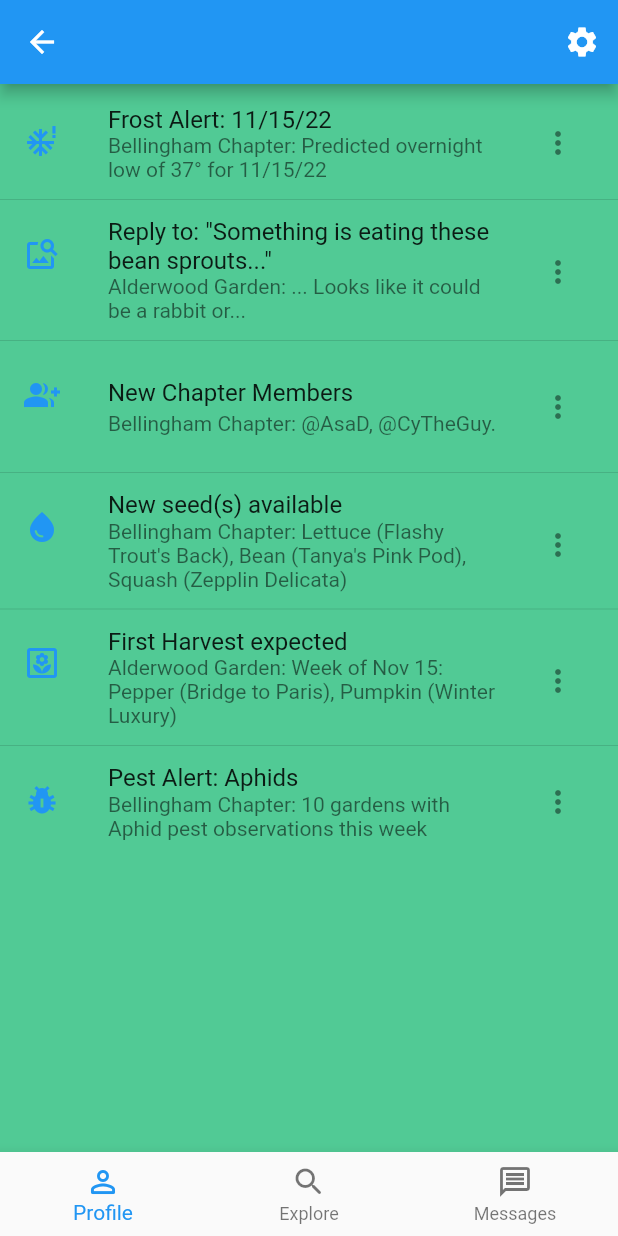
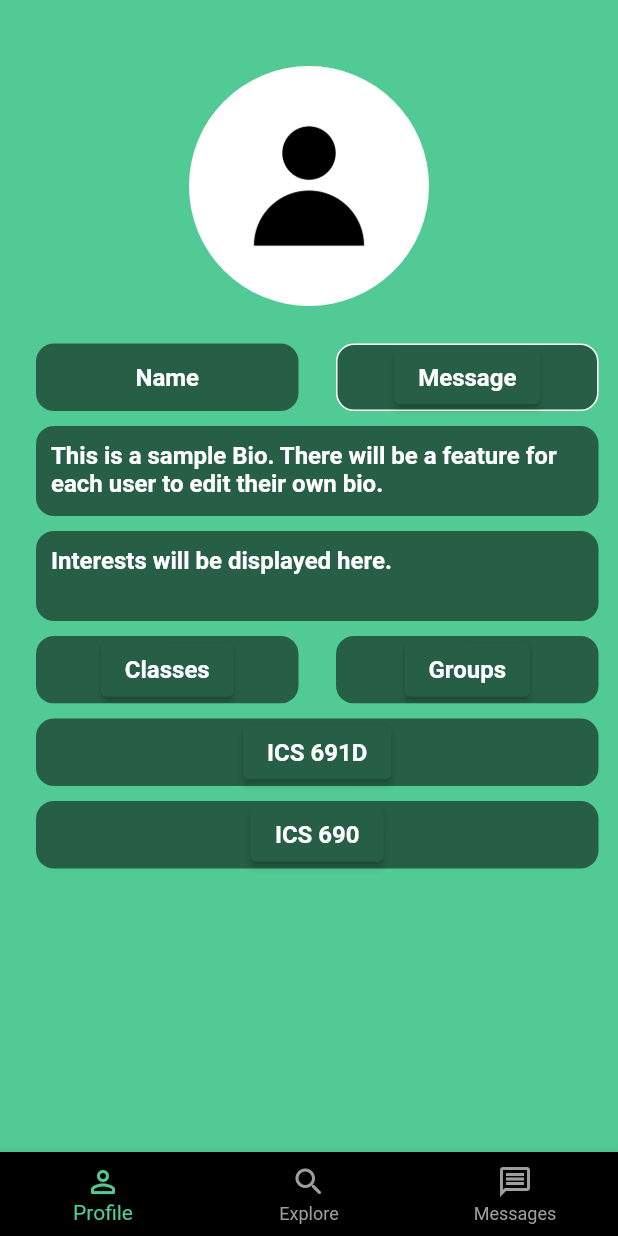
Before and after one commit to UHM-Social-Software/app, a Flutter app: the HomeView screen opened by its route, on a phone screen of 412 x 824 dp. Run offline on Flutter 3.47's test engine with Material 2 defaults, Android fonts, the phone set to English and light mode, and no system bars; our stand-ins replace flutter_markdown.

Commit message:
Mockup:  user profile and class pages

```diff
--- a/lib/pages/home/bodies/news_body_item_actions.dart
+++ /dev/null
@@ -1,32 +0,0 @@
-import 'package:flutter/material.dart';
-
-class NewsBodyItemActions extends StatelessWidget {
-  const NewsBodyItemActions({Key? key}) : super(key: key);
-
-  @override
-  Widget build(BuildContext context) {
-    return PopupMenuButton(
-        icon: const Icon(Icons.more_vert),
-        itemBuilder: (context) {
-          return [
-            const PopupMenuItem<int>(
-              value: 0,
-              child: Text("See details"),
-            ),
-            const PopupMenuItem<int>(
-              value: 1,
-              child: Text("Remove from news"),
-            ),
-          ];
-        },
-        onSelected: (value) {
-          if (value == 0) {
-            // print("My account menu is selected.");
-          } else if (value == 1) {
-            // print("Settings menu is selected.");
-          } else if (value == 2) {
-            // print("Logout menu is selected.");
-          }
-        });
-  }
-}
--- a/lib/pages/home/bodies/news_body_view.dart
+++ /dev/null
@@ -1,78 +0,0 @@
-import 'package:flutter/material.dart';
-
-import '../../../../pages/home/bodies/news_body_item_actions.dart';
-import '../../../../pages/sample_feature/sample_item.dart';
-
-/// Displays a list of Gardens.
-class NewsBodyView extends StatelessWidget {
-  const NewsBodyView({
-    super.key,
-    this.items = const [SampleItem(1), SampleItem(2), SampleItem(3)],
-  });
-
-  final List<SampleItem> items;
-  final String title = 'Home';
-
-  @override
-  Widget build(BuildContext context) {
-    return Padding(
-      padding: const EdgeInsets.only(top: 10.0),
-      child: ListView(children: [
-        ListTile(
-          leading:
-              Icon(Icons.severe_cold, color: Theme.of(context).primaryColor),
-          title: const Text('Frost Alert: 11/15/22'),
-          subtitle: const Text(
-              'Bellingham Chapter: Predicted overnight low of 37\u00B0 for 11/15/22'),
-          trailing: const NewsBodyItemActions(),
-        ),
-        const Divider(),
-        ListTile(
-          leading: Icon(
-            Icons.image_search,
-            color: Theme.of(context).primaryColor,
-          ),
-          title: const Text(
-              'Reply to: "Something is eating these bean sprouts..."'),
-          subtitle: const Text(
-              'Alderwood Garden: ... Looks like it could be a rabbit or...'),
-          trailing: const NewsBodyItemActions(),
-        ),
-        const Divider(),
-        ListTile(
-          leading: Icon(Icons.group_add, color: Theme.of(context).primaryColor),
-          title: const Text('New Chapter Members'),
-          subtitle: const Text('Bellingham Chapter: @AsaD, @CyTheGuy.'),
-          trailing: const NewsBodyItemActions(),
-        ),
-        const Divider(),
-        ListTile(
-          leading:
-              Icon(Icons.water_drop, color: Theme.of(context).primaryColor),
-          title: const Text('New seed(s) available'),
-          subtitle: const Text(
-              "Bellingham Chapter: Lettuce (Flashy Trout's Back), Bean (Tanya's Pink Pod), Squash (Zepplin Delicata)"),
-          trailing: const NewsBodyItemActions(),
-        ),
-        const Divider(),
-        ListTile(
-          leading:
-              Icon(Icons.yard_outlined, color: Theme.of(context).primaryColor),
-          title: const Text('First Harvest expected'),
-          subtitle: const Text(
-              'Alderwood Garden: Week of Nov 15: Pepper (Bridge to Paris), Pumpkin (Winter Luxury)'),
-          trailing: const NewsBodyItemActions(),
-        ),
-        const Divider(),
-        ListTile(
-          leading:
-              Icon(Icons.pest_control, color: Theme.of(context).primaryColor),
-          title: const Text('Pest Alert: Aphids'),
-          subtitle: const Text(
-              'Bellingham Chapter: 10 gardens with Aphid pest observations this week'),
-          trailing: const NewsBodyItemActions(),
-        ),
-      ]),
-    );
-  }
-}
--- a/lib/pages/home/home_view.dart
+++ b/lib/pages/home/home_view.dart
@@ -1,9 +1,8 @@
 import 'package:flutter/material.dart';
 
-import '../../components/drawer_view.dart';
-import '../../pages/home/bodies/news_body_view.dart';
-import '../settings/settings_view.dart';
-import 'bodies/gardens_body_view.dart';
+import 'views/explore_view.dart';
+import 'views/messages_view.dart';
+import 'views/profileView/profile_view.dart';
 
 /// Top-level Layout for all of the "Home" related
 class HomeView extends StatefulWidget {
@@ -18,7 +17,7 @@ class HomeView extends StatefulWidget {
   final Map pages = {
     0: {
       'title': const Text('Profile'),
-      'body': const NewsBodyView(),
+      'body': ProfileView(),
       'navItem': const BottomNavigationBarItem(
         label: 'Profile',
         icon: Icon(Icons.person_outline_rounded),
@@ -26,7 +25,7 @@ class HomeView extends StatefulWidget {
     },
     1: {
       'title': const Text('Explore'),
-      'body': const GardensBodyView(),
+      'body': const ExploreView(),
       'navItem': const BottomNavigationBarItem(
         label: 'Explore',
         icon: Icon(Icons.search_rounded),
@@ -34,7 +33,7 @@ class HomeView extends StatefulWidget {
     },
     2: {
       'title': const Text('Messages'),
-      'body': const GardensBodyView(),
+      'body': const MessagesView(),
       'navItem': const BottomNavigationBarItem(
         label: 'Messages',
         icon: Icon(Icons.message_outlined),
@@ -60,20 +59,15 @@ class _HomeViewState extends State<HomeView> {
   @override
   Widget build(BuildContext context) {
     return Scaffold(
-      appBar: AppBar(
-        title: const Text(''),
-        actions: [
-          IconButton(
-            icon: const Icon(Icons.settings),
-            onPressed: () {
-              Navigator.restorablePushNamed(context, SettingsView.routeName);
-            },
-          ),
-        ],
+      body: SafeArea(
+        minimum: EdgeInsets.all(12.0),
+        child: widget.pages[_selectedIndex]['body'],
       ),
-      body: widget.pages[_selectedIndex]['body'],
       bottomNavigationBar: BottomNavigationBar(
         type: BottomNavigationBarType.fixed, // needed when more than 3 items
+        backgroundColor: Colors.black, // <-- This works for fixed
+        selectedItemColor: Color.fromRGBO(81, 202, 149, 1.0),
+        unselectedItemColor: Colors.grey,
         items: [
           widget.pages[0]['navItem'],
           widget.pages[1]['navItem'],
--- /dev/null
+++ b/lib/pages/home/views/profileView/components/classes_view.dart
@@ -0,0 +1,70 @@
+import 'package:flutter/material.dart';
+
+import '../../../../../pages/sample_feature/sample_item.dart';
+import '../pages/class/class_page.dart';
+
+/// Displays a list of Gardens.
+class ClassesView extends StatelessWidget {
+  const ClassesView({
+    super.key,
+    this.items = const [SampleItem(1), SampleItem(2), SampleItem(3)],
+  });
+
+  static const routeName = '/messages';
+  final List<SampleItem> items;
+  final String title = 'messages';
+
+  @override
+  Widget build(BuildContext context) {
+    return Scaffold(
+      body: Row(
+        mainAxisAlignment: MainAxisAlignment.center,
+        children: [
+          Column(
+            children: [
+              SizedBox(height: 10.0),
+              Container(
+                alignment: Alignment.center,
+                height: 45,
+                width: 375,
+                decoration: BoxDecoration(
+                  color: Color.fromRGBO(38, 95, 70, 1.0),
+                  borderRadius: BorderRadius.all(Radius.circular(12)),
+                ),
+                child: ElevatedButton(
+                  onPressed: () {
+                    Navigator.push(
+                      context,
+                      MaterialPageRoute(builder: (context) => const ClassPage()),
+                    );
+                  },
+                  child: Text('ICS 691D',
+                      style: TextStyle(
+                          fontWeight: FontWeight.bold, fontSize: 16)),
+                ),
+              ),
+              SizedBox(height: 10.0),
+              Container(
+                alignment: Alignment.center,
+                height: 45,
+                width: 375,
+                decoration: BoxDecoration(
+                  color: Color.fromRGBO(38, 95, 70, 1.0),
+                  borderRadius: BorderRadius.all(Radius.circular(12)),
+                ),
+                child: ElevatedButton(
+                  onPressed: () {
+                    // open messages
+                  },
+                  child: Text('ICS 690',
+                      style: TextStyle(
+                          fontWeight: FontWeight.bold, fontSize: 16)),
+                ),
+              )
+            ],
+          ),
+        ],
+      ),
+    );
+  }
+}
--- /dev/null
+++ b/lib/pages/home/views/profileView/profile_view.dart
@@ -0,0 +1,226 @@
+import 'package:flutter/material.dart';
+
+import 'components/classes_view.dart';
+import 'components/groups_view.dart';
+
+/// Top-level Layout for all of the "Home" related
+class ProfileView extends StatefulWidget {
+  ProfileView({
+    super.key,
+  });
+
+  static const routeName = '/ProfileView';
+
+  // This data structure will eventually become stateful and thus will
+  // need to be moved into the state widget.
+  final Map pages = {
+    0: {
+      'title': const Text('Classes'),
+      'body': const ClassesView(),
+      'navItem': const BottomNavigationBarItem(
+        label: 'Classes',
+        icon: Icon(Icons.person_outline_rounded),
+      ),
+    },
+    1: {
+      'title': const Text('Groups'),
+      'body': const GroupsView(),
+      'navItem': const BottomNavigationBarItem(
+        label: 'Groups',
+        icon: Icon(Icons.search_rounded),
+      ),
+    },
+  };
+
+  @override
+  State<ProfileView> createState() => _ProfileViewState();
+}
+
+class _ProfileViewState extends State<ProfileView> {
+  int _selectedIndex = 0;
+
+  @override
+  Widget build(BuildContext context) {
+    return Scaffold(
+      body: Container(
+          padding: EdgeInsets.all(12.0),
+          child: Column(
+            children: [
+              const SizedBox(height: 20.0),
+              Row(
+                mainAxisAlignment: MainAxisAlignment.center,
+                children: [
+                  Container(
+                    width: 160.0,
+                    height: 160.0,
+                    decoration: BoxDecoration(
+                      shape: BoxShape.circle,
+                      image: DecorationImage(
+                        image: AssetImage('assets/images/default_profile.png'),
+                        fit: BoxFit.cover,
+                      ),
+                    ),
+                  ),
+                ],
+              ),
+              const SizedBox(height: 25.0),
+              Row(
+                mainAxisAlignment: MainAxisAlignment.center,
+                children: [
+                  Column(
+                    children: [
+                      Container(
+                        alignment: Alignment.center,
+                        height: 45,
+                        width: 175,
+                        decoration: BoxDecoration(
+                          color: Color.fromRGBO(38, 95, 70, 1.0),
+                          borderRadius: BorderRadius.all(Radius.circular(12)),
+                        ),
+                        child: Text('Name',
+                            style: TextStyle(
+                                fontWeight: FontWeight.bold, fontSize: 16)),
+                      ),
+                    ],
+                  ),
+                  const SizedBox(width: 25.0),
+                  Column(
+                    children: [
+                      Container(
+                        alignment: Alignment.center,
+                        height: 45,
+                        width: 175,
+                        decoration: BoxDecoration(
+                          color: Color.fromRGBO(38, 95, 70, 1.0),
+                          border: Border.all(color: Colors.white),
+                          borderRadius: BorderRadius.all(Radius.circular(12)),
+                        ),
+                        child: ElevatedButton(
+                          onPressed: () {
+                            // open messages
+                          },
+                          child: Text('Message',
+                              style: TextStyle(
+                                  fontWeight: FontWeight.bold, fontSize: 16)),
+                        ),
+                      ),
+                    ],
+                  ),
+                ],
+              ),
+              const SizedBox(height: 10.0),
+              Row(
+                mainAxisAlignment: MainAxisAlignment.center,
+                children: [
+                  Column(
+                    children: [
+                      Container(
+                        padding: EdgeInsets.all(10.0),
+                        alignment: Alignment.topLeft,
+                        height: 60,
+                        width: 375,
+                        decoration: BoxDecoration(
+                          color: Color.fromRGBO(38, 95, 70, 1.0),
+                          borderRadius: BorderRadius.all(Radius.circular(12)),
+                        ),
+                        child: Text(
+                            'This is a sample Bio. There will be a feature for each user to edit their own bio.',
+                            style: TextStyle(
+                                fontWeight: FontWeight.bold, fontSize: 16)),
+                      ),
+                    ],
+                  ),
+                ],
+              ),
+              const SizedBox(height: 10.0),
+              Row(
+                mainAxisAlignment: MainAxisAlignment.center,
+                children: [
+                  Column(
+                    children: [
+                      Container(
+                        padding: EdgeInsets.all(10.0),
+                        alignment: Alignment.topLeft,
+                        height: 60,
+                        width: 375,
+                        decoration: BoxDecoration(
+                          color: Color.fromRGBO(38, 95, 70, 1.0),
+                          borderRadius: BorderRadius.all(Radius.circular(12)),
+                        ),
+                        child: Text('Interests will be displayed here.',
+                            style: TextStyle(
+                                fontWeight: FontWeight.bold, fontSize: 16)),
+                      ),
+                    ],
+                  ),
+                ],
+              ),
+              const SizedBox(height: 10.0),
+              Row(
+                mainAxisAlignment: MainAxisAlignment.center,
+                children: [
+                  Column(
+                    children: [
+                      Container(
+                        alignment: Alignment.center,
+                        height: 45,
+                        width: 175,
+                        decoration: BoxDecoration(
+                          color: Color.fromRGBO(38, 95, 70, 1.0),
+                          borderRadius: BorderRadius.all(Radius.circular(12)),
+                        ),
+                        child: ElevatedButton(
+                          onPressed: () {
+                            if (0 != _selectedIndex) {
+                              setState(() {
+                                _selectedIndex = 0;
+                              });
+                            }
+                          },
+                          child: Text('Classes',
+                              style: TextStyle(
+                                  fontWeight: FontWeight.bold, fontSize: 16)),
+                        ),
+                      ),
+                    ],
+                  ),
+                  const SizedBox(width: 25.0),
+                  Column(
+                    children: [
+                      Container(
+                        alignment: Alignment.center,
+                        height: 45,
+                        width: 175,
+                        decoration: BoxDecoration(
+                          color: Color.fromRGBO(38, 95, 70, 1.0),
+                          borderRadius: BorderRadius.all(Radius.circular(12)),
+                        ),
+                        child: ElevatedButton(
+                          onPressed: () {
+                            if (1 != _selectedIndex) {
+                              setState(() {
+                                _selectedIndex = 1;
+                              });
+                            }
+                          },
+                          child: Text('Groups',
+                              style: TextStyle(
+                                  fontWeight: FontWeight.bold, fontSize: 16)),
+                        ),
+                      ),
+                    ],
+                  ),
+                ],
+              ),
+
+              Container(
+                height: 200,
+                alignment: Alignment.center,
+                child: widget.pages[_selectedIndex]['body'],
+              ),
+            ],
+          ),
+      ),
+    );
+  }
+}
--- a/lib/pages/signin/signin_view.dart
+++ b/lib/pages/signin/signin_view.dart
@@ -27,11 +27,12 @@ class _SigninViewState extends State<SigninView> {
                 const SizedBox(height: 16.0),
                 Text(
                   "Welcome to ''Meet Your People''",
+                  textScaleFactor: 2,
                   style: TextStyle(fontFamily: 'Chancery'),
                 ),
               ],
             ),
-            const SizedBox(height: 120.0),
+            const SizedBox(height: 200.0),
             // [Name]
             TextField(
               controller: _emailController,
--- a/pubspec.yaml
+++ b/pubspec.yaml
@@ -64,6 +64,9 @@ flutter:
   #   - images/a_dot_burr.jpeg
   #   - images/a_dot_ham.jpeg
 
+  assets:
+     - assets/images/
+
   # An image asset can refer to one or more resolution-specific "variants", see
   # https://flutter.dev/assets-and-images/#resolution-aware
 
```
Also changed, not shown: lib/app.dart (+12 -0 lines), lib/pages/home/bodies/gardens_body_view.dart (deleted, +0 -21 lines), lib/pages/home/views/explore_view.dart (added, +22 -0 lines), lib/pages/home/views/messages_view.dart (added, +22 -0 lines), lib/pages/home/views/profileView/components/groups_view.dart (added, +22 -0 lines), lib/pages/home/views/profileView/pages/class/class_page.dart (added, +122 -0 lines), assets/images/default_profile.png (added), 2 other files.
